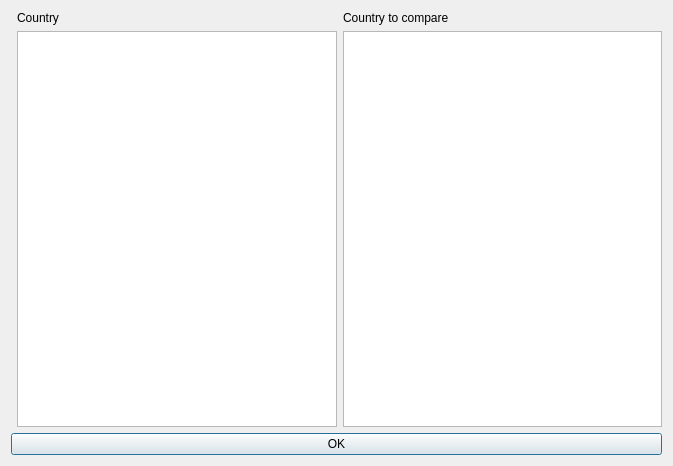
Above: comparisondialog.ui from pikkutimo/QT_Countries before the change. Below: the same form after it.
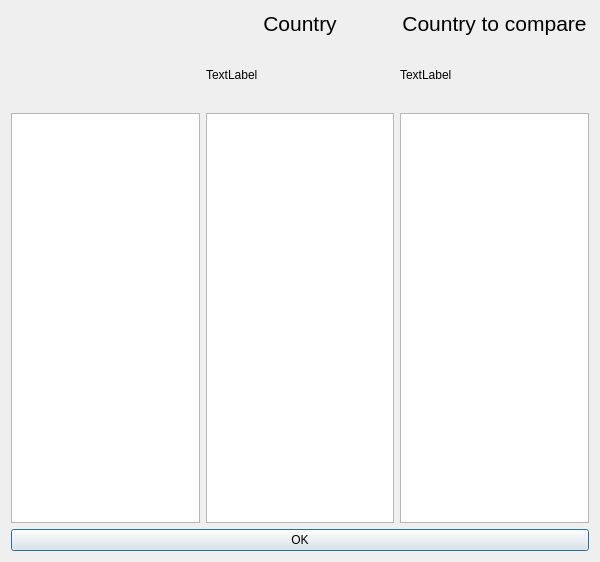
That is the form after the change.

Patch:
```diff
--- a/comparisondialog.ui
+++ b/comparisondialog.ui
@@ -6,41 +6,113 @@
    <rect>
     <x>0</x>
     <y>0</y>
-    <width>673</width>
-    <height>466</height>
+    <width>600</width>
+    <height>562</height>
    </rect>
   </property>
+  <property name="minimumSize">
+   <size>
+    <width>600</width>
+    <height>550</height>
+   </size>
+  </property>
   <property name="windowTitle">
    <string>Dialog</string>
   </property>
   <layout class="QGridLayout" name="gridLayout">
-   <item row="1" column="1">
-    <widget class="QLabel" name="originalLabel">
-     <property name="text">
-      <string>Country</string>
-     </property>
-    </widget>
-   </item>
-   <item row="2" column="1">
-    <widget class="QListView" name="originalListView"/>
-   </item>
-   <item row="2" column="2">
-    <widget class="QListView" name="comparisonListView"/>
-   </item>
    <item row="1" column="2">
     <widget class="QLabel" name="comparisonLabel">
+     <property name="font">
+      <font>
+       <pointsize>16</pointsize>
+      </font>
+     </property>
      <property name="text">
       <string>Country to compare</string>
      </property>
+     <property name="alignment">
+      <set>Qt::AlignCenter</set>
+     </property>
     </widget>
    </item>
-   <item row="3" column="0" colspan="3">
+   <item row="1" column="1">
+    <widget class="QLabel" name="originalLabel">
+     <property name="font">
+      <font>
+       <pointsize>16</pointsize>
+      </font>
+     </property>
+     <property name="text">
+      <string>Country</string>
+     </property>
+     <property name="alignment">
+      <set>Qt::AlignCenter</set>
+     </property>
+    </widget>
+   </item>
+   <item row="4" column="0" colspan="3">
     <widget class="QPushButton" name="pushButton">
      <property name="text">
       <string>OK</string>
      </property>
     </widget>
    </item>
+   <item row="3" column="0">
+    <widget class="QListView" name="itemsListView">
+     <property name="autoFillBackground">
+      <bool>false</bool>
+     </property>
+     <property name="editTriggers">
+      <set>QAbstractItemView::NoEditTriggers</set>
+     </property>
+     <property name="selectionMode">
+      <enum>QAbstractItemView::NoSelection</enum>
+     </property>
+    </widget>
+   </item>
+   <item row="3" column="1">
+    <widget class="QListView" name="originalListView">
+     <property name="editTriggers">
+      <set>QAbstractItemView::NoEditTriggers</set>
+     </property>
+     <property name="selectionMode">
+      <enum>QAbstractItemView::SingleSelection</enum>
+     </property>
+     <property name="selectionBehavior">
+      <enum>QAbstractItemView::SelectItems</enum>
+     </property>
+    </widget>
+   </item>
+   <item row="3" column="2">
+    <widget class="QListView" name="comparisonListView">
+     <property name="editTriggers">
+      <set>QAbstractItemView::NoEditTriggers</set>
+     </property>
+     <property name="selectionMode">
+      <enum>QAbstractItemView::SingleSelection</enum>
+     </property>
+    </widget>
+   </item>
+   <item row="2" column="2">
+    <widget class="QLabel" name="compareImageLabel">
+     <property name="text">
+      <string>TextLabel</string>
+     </property>
+    </widget>
+   </item>
+   <item row="2" column="1">
+    <widget class="QLabel" name="originalImageLabel">
+     <property name="minimumSize">
+      <size>
+       <width>85</width>
+       <height>65</height>
+      </size>
+     </property>
+     <property name="text">
+      <string>TextLabel</string>
+     </property>
+    </widget>
+   </item>
   </layout>
  </widget>
  <resources/>
```
